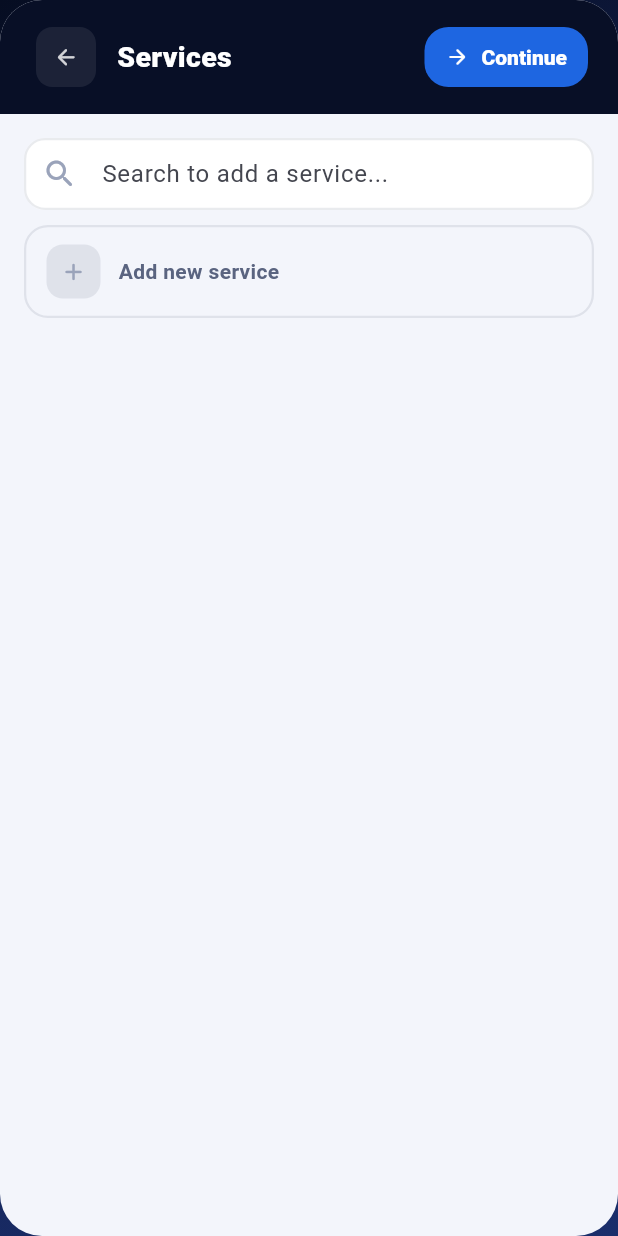
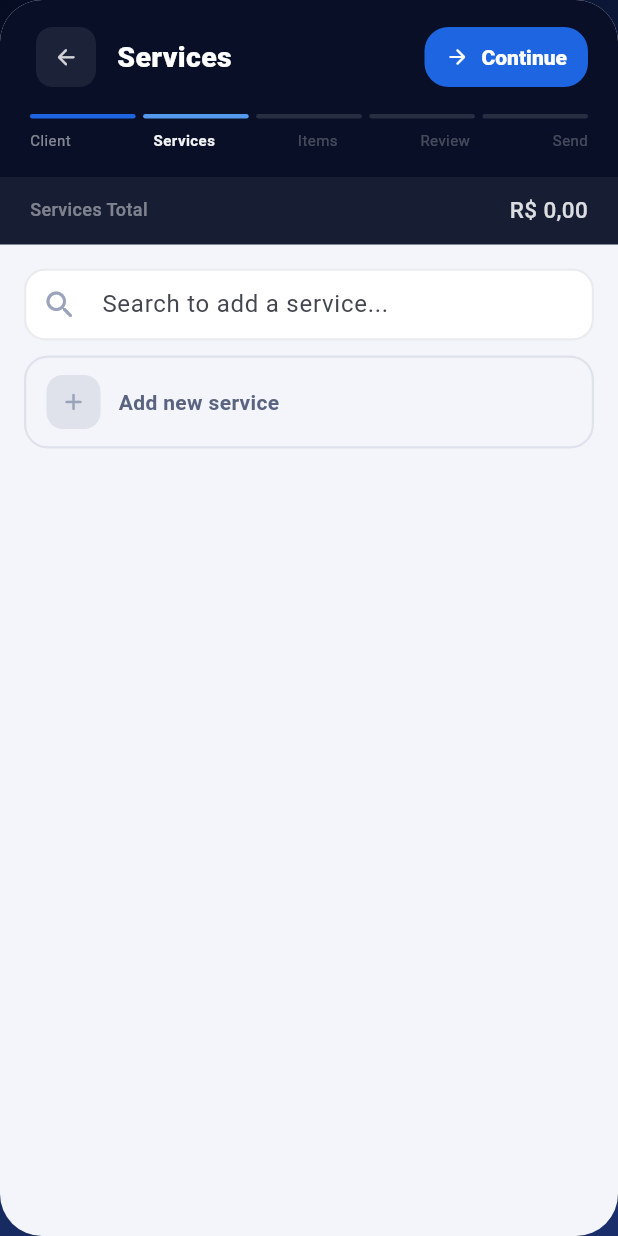
Before and after one commit to cosmopool/delforte, a Flutter app: the ServicesPage screen opened directly with empty values, on a phone screen of 412 x 824 dp. Run offline on Flutter 3.47's test engine with Material 3 defaults, Android fonts, the phone set to English and light mode, and no system bars; missing offline and left inert: sqlite3; project files that could hold a hidden picture were left out.

Commit message:
feat: implement timeline in header

```diff
--- a/lib/design_system/widgets/flow_header_widget.dart
+++ b/lib/design_system/widgets/flow_header_widget.dart
@@ -49,6 +49,25 @@ class HeaderIconButton extends StatelessWidget {
 /// This widget displays a title with optional back and continue buttons.
 /// It uses an ink background color and supports step indicators.
 /// The header is designed for use in multi-step workflows.
+String _formatMoney(int cents) {
+  final int safe = cents < 0 ? 0 : cents;
+  final int whole = safe ~/ 100;
+  final int decimal = safe % 100;
+  final String raw = whole.toString();
+  final StringBuffer buffer = StringBuffer();
+  for (var i = 0; i < raw.length; i++) {
+    final int remaining = raw.length - i;
+    buffer.write(raw[i]);
+    if (remaining > 1 && remaining % 3 == 1) buffer.write(".");
+  }
+  return "R\$ ${buffer.toString()},${decimal.toString().padLeft(2, "0")}";
+}
+
+/// A header widget for multi-step flows or navigation screens.
+///
+/// This widget displays a title with optional back and continue buttons.
+/// It uses an ink background color and supports step indicators.
+/// The header is designed for use in multi-step workflows.
 class FlowHeader extends StatelessWidget {
   /// Creates a flow header widget.
   ///
@@ -91,12 +110,17 @@ class FlowHeader extends StatelessWidget {
   /// The optional callback for the continue button.
   final VoidCallback? onContinue;
 
+  static const List<String> _steps = ["Client", "Services", "Items", "Review", "Send"];
+
   @override
   Widget build(BuildContext context) {
     return ColoredBox(
       color: VigilColors.ink,
-      child: Padding(
-        padding: const EdgeInsets.fromLTRB(20, 14, 20, 14),
+      child: Column(
+        mainAxisSize: MainAxisSize.min,
+        children: [
+          Padding(
+            padding: EdgeInsets.fromLTRB(20, 14, 20, stepIndex != null ? 0 : 14),
             child: Row(
               children: [
                 if (onBack != null) ...[
@@ -120,6 +144,88 @@ class FlowHeader extends StatelessWidget {
               ],
             ),
           ),
+          if (stepIndex != null)
+            Padding(
+              padding: const EdgeInsets.fromLTRB(20, 14, 20, 18),
+              child: _buildStepBar(stepIndex!),
+            ),
+          if (total != null && totalLabel != null)
+            Container(
+              color: Colors.white.withValues(alpha: 0.06),
+              padding: const EdgeInsets.fromLTRB(20, 12, 20, 14),
+              child: Row(
+                mainAxisAlignment: MainAxisAlignment.spaceBetween,
+                children: [
+                  Text(
+                    totalLabel!,
+                    style: VigilType.body(
+                      color: Colors.white.withValues(alpha: 0.45),
+                      weight: FontWeight.w500,
+                      size: 12,
+                    ),
+                  ),
+                  Text(
+                    _formatMoney(total!),
+                    style: VigilType.body(
+                      color: Colors.white.withValues(alpha: 0.85),
+                      weight: FontWeight.w500,
+                      size: 15,
+                    ),
+                  ),
+                ],
+              ),
+            ),
+        ],
+      ),
+    );
+  }
+
+  Widget _buildStepBar(int stepIndex) {
+    return Column(
+      mainAxisSize: MainAxisSize.min,
+      children: [
+        Row(
+          children: [
+            for (int i = 0; i < _steps.length; i++) ...[
+              Expanded(
+                child: Container(
+                  height: 3,
+                  decoration: BoxDecoration(
+                    borderRadius: BorderRadius.circular(2),
+                    color: i < stepIndex
+                        ? VigilColors.primary
+                        : i == stepIndex
+                            ? const Color(0xFF5499EE)
+                            : Colors.white.withValues(alpha: 0.13),
+                  ),
+                ),
+              ),
+              if (i < _steps.length - 1) const SizedBox(width: 5),
+            ],
+          ],
+        ),
+        const SizedBox(height: 7),
+        Row(
+          mainAxisAlignment: MainAxisAlignment.spaceBetween,
+          children: [
+            for (int i = 0; i < _steps.length; i++)
+              Text(
+                _steps[i],
+                style: TextStyle(
+                  fontFamily: VigilType.fontFamily,
+                  fontSize: 10,
+                  fontWeight: i == stepIndex ? FontWeight.w600 : FontWeight.w400,
+                  color: i == stepIndex
+                      ? Colors.white.withValues(alpha: 0.95)
+                      : i < stepIndex
+                          ? Colors.white.withValues(alpha: 0.50)
+                          : Colors.white.withValues(alpha: 0.25),
+                  letterSpacing: 0.3,
+                ),
+              ),
+          ],
+        ),
+      ],
     );
   }
 }
```
Lines whose indentation alone changed are shown as unchanged.
